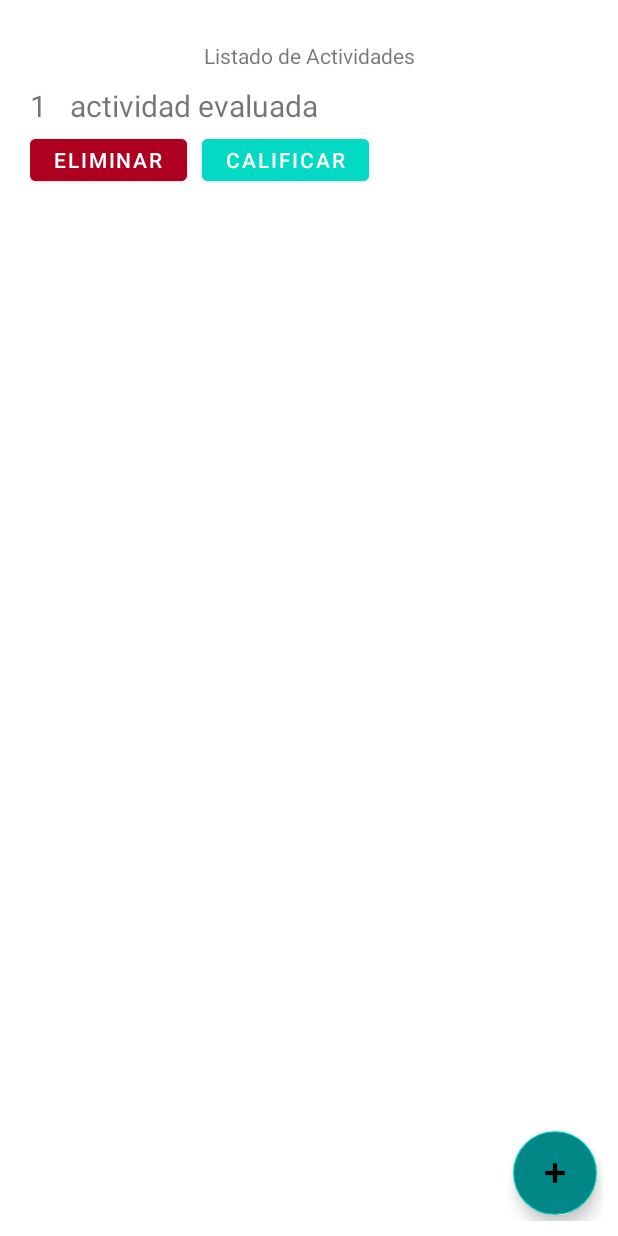
After one commit to salvadorGon/ControlDeNota2021, an Android app: the ListaActividades screen opened directly, with no data from a screen before it, on a phone screen of 412 x 824 dp. The commit adds this screen. Run offline under Robolectric (Android 15) with nearby library versions, the phone set to English and light mode, and no system bars; our stand-ins replace Room's generated code; Roboto replaces fonts that are not available here.

Commit message:
agrega actividades, pero falta vincular

```diff
--- /dev/null
+++ b/app/src/main/java/com/example/controldenotas/Adaptador/ActividadAdapter.java
@@ -0,0 +1,110 @@
+package com.example.controldenotas.Adaptador;
+
+import android.content.Context;
+import android.content.Intent;
+import android.view.LayoutInflater;
+import android.view.View;
+import android.view.ViewGroup;
+import android.widget.Button;
+import android.widget.TextView;
+import android.widget.Toast;
+
+import androidx.annotation.NonNull;
+import androidx.recyclerview.widget.RecyclerView;
+
+import com.example.controldenotas.CalificandoAlumno;
+import com.example.controldenotas.Dao.ActividadDao;
+import com.example.controldenotas.Login;
+import com.example.controldenotas.Models.Actividad;
+import com.example.controldenotas.ListaActividades;
+import com.example.controldenotas.R;
+
+import java.util.List;
+
+public class ActividadAdapter extends RecyclerView.Adapter<ActividadAdapter.ViewHolder> {
+    List<Actividad> actividad;
+    Context context;
+
+    ActividadDao dao;
+
+    //manipulacion de vista(xml)
+    public static class ViewHolder extends RecyclerView.ViewHolder  {
+        TextView txvId;
+        TextView txvMostrarNombre;
+
+        Button btnCalificar;
+        Button btnEliminar;
+
+        Context context;
+    public ViewHolder(View view, Context context) {
+
+            super(view);
+        txvId=(TextView) view.findViewById(R.id.txvIdActividad);
+        txvMostrarNombre=(TextView) view.findViewById(R.id.txvMostrarNombreActividad);
+        btnCalificar=(Button) view.findViewById(R.id.btnCalificar);
+        btnEliminar=(Button) view.findViewById(R.id.btnEliminar);
+
+             this.context=context;
+    }}
+
+    //constructor del adaptador
+    public ActividadAdapter(List<Actividad> actividad, Context context, ActividadDao dao){
+        this.context=context;
+        this.actividad=actividad;
+        this.dao=dao;
+    }
+
+    //configuraciones
+    @NonNull
+    @Override
+    public ViewHolder onCreateViewHolder(@NonNull ViewGroup parent, int viewType) {
+        View v= LayoutInflater.from(parent.getContext()).inflate(R.layout.item_actividad,parent,false);
+        ViewHolder vh=new ViewHolder(v,context);
+
+        return vh;
+    }
+
+    @Override
+    public void onBindViewHolder(@NonNull ViewHolder holder, int position) {
+        Actividad actividadmodel=actividad.get(position);
+        holder.txvId.setText(""+actividadmodel.getIdActividad());
+        holder.txvMostrarNombre.setText(actividadmodel.getNombre());
+
+
+
+        //boton eliminar
+        holder.btnEliminar.setOnClickListener(new View.OnClickListener() {
+            @Override
+            public void onClick(View v) {
+                dao.delete(actividadmodel);
+
+                actividad=dao.getAll();
+
+                notifyDataSetChanged();
+
+                Toast.makeText(context.getApplicationContext(),"Actividad eliminada",Toast.LENGTH_SHORT).show();
+            }
+        });
+
+        holder.btnCalificar.setOnClickListener(new View.OnClickListener() {
+            @Override
+            public void onClick(View view) {
+                Intent intent = new Intent(context, Login.class);
+                intent.putExtra("estado",1);
+                //intent.putExtra("actividad",actividadmodel);
+                view.getContext().startActivity(intent);
+
+            }
+        });
+
+    }
+
+    @Override
+    public int getItemCount() {
+        return actividad.size();
+    }
+
+
+
+
+}
--- a/app/src/main/java/com/example/controldenotas/Dao/ActividadDao.java
+++ b/app/src/main/java/com/example/controldenotas/Dao/ActividadDao.java
@@ -14,7 +14,7 @@ import java.util.List;
 public interface ActividadDao {
 
     @Query("SELECT * FROM Actividad")
-    public List<Actividad> getAl();
+    public List<Actividad> getAll();
 
     @Query("SELECT * FROM Actividad WHERE idActividad = :id")
     public Actividad get(int id);
--- a/app/src/main/java/com/example/controldenotas/DaoImp/ActividadDaoImpRoom.java
+++ b/app/src/main/java/com/example/controldenotas/DaoImp/ActividadDaoImpRoom.java
@@ -20,8 +20,8 @@ public class ActividadDaoImpRoom implements ActividadDao {
         dao = db.actividadDao();
     }
     @Override
-    public List<Actividad> getAl() {
-        return dao.getAl();
+    public List<Actividad> getAll() {
+        return dao.getAll();
     }
 
     @Override
--- /dev/null
+++ b/app/src/main/java/com/example/controldenotas/ListaActividades.java
@@ -0,0 +1,66 @@
+package com.example.controldenotas;
+
+import androidx.appcompat.app.AppCompatActivity;
+import androidx.recyclerview.widget.LinearLayoutManager;
+import androidx.recyclerview.widget.RecyclerView;
+
+import android.content.Intent;
+import android.os.Bundle;
+import android.view.View;
+
+import com.example.controldenotas.Adaptador.ActividadAdapter;
+import com.example.controldenotas.Dao.ActividadDao;
+import com.example.controldenotas.DaoImp.ActividadDaoImpRoom;
+import com.example.controldenotas.Models.Actividad;
+import com.google.android.material.floatingactionbutton.FloatingActionButton;
+
+import java.util.ArrayList;
+import java.util.List;
+
+public class ListaActividades extends AppCompatActivity {
+    FloatingActionButton btnNuevaActividad;
+    RecyclerView rvactividad;
+
+    List<Actividad> actividades;
+
+    ActividadDao dao;
+
+    @Override
+    protected void onCreate(Bundle savedInstanceState) {
+        super.onCreate(savedInstanceState);
+        setContentView(R.layout.activity_listaactividades);
+        dao=new ActividadDaoImpRoom(getApplicationContext());
+
+        //instancias a componentes graficos
+        this.btnNuevaActividad=(FloatingActionButton) findViewById(R.id.btnNuevaActividad);
+        this.rvactividad=(RecyclerView) findViewById(R.id.rvActividades);
+
+        //mandamos a llamar nuevo contacto
+        Intent intent=new Intent(this, AgregarActividades.class);
+
+        //eventos
+        this.btnNuevaActividad.setOnClickListener(new View.OnClickListener() {
+            @Override
+            public void onClick(View view) {
+                startActivity(intent);
+            }
+        });
+
+        //cargando datos de actividades
+        this.cargarDatos();
+
+        //configurando recyclerview
+        //instancia del adaptador
+        ActividadAdapter adapter=new ActividadAdapter(this.actividades, getApplicationContext(), dao);
+
+        rvactividad.setLayoutManager(new LinearLayoutManager(this));
+
+        //config del adaptador
+        rvactividad.setAdapter(adapter);
+    }
+
+    void  cargarDatos(){
+        actividades=new ArrayList<Actividad>();
+        actividades=dao.getAll();
+    }
+}
--- /dev/null
+++ b/app/src/main/res/layout/activity_listaactividades.xml
@@ -0,0 +1,40 @@
+<?xml version="1.0" encoding="utf-8"?>
+<androidx.constraintlayout.widget.ConstraintLayout xmlns:android="http://schemas.android.com/apk/res/android"
+    xmlns:app="http://schemas.android.com/apk/res-auto"
+    xmlns:tools="http://schemas.android.com/tools"
+    android:layout_width="match_parent"
+    android:layout_height="match_parent"
+    tools:context=".ListaActividades"
+    android:padding="10dp">
+
+    <TextView
+        android:id="@+id/textView"
+        android:layout_width="match_parent"
+        android:layout_height="wrap_content"
+        android:text="Listado de Actividades"
+        app:layout_constraintBottom_toBottomOf="parent"
+        app:layout_constraintRight_toRightOf="parent"
+        app:layout_constraintTop_toTopOf="parent"
+        app:layout_constraintVertical_bias="0.022"
+        android:textAlignment="center"/>
+
+    <androidx.recyclerview.widget.RecyclerView
+        android:id="@+id/rvActividades"
+        android:layout_width="match_parent"
+        android:layout_height="500dp"
+        app:layout_constraintTop_toBottomOf="@+id/textView"
+        tools:layout_editor_absoluteX="0dp" />
+
+    <com.google.android.material.floatingactionbutton.FloatingActionButton
+        android:id="@+id/btnNuevaActividad"
+        android:layout_width="wrap_content"
+        android:layout_height="wrap_content"
+        android:layout_marginEnd="4dp"
+        android:layout_marginBottom="4dp"
+        android:clickable="true"
+        android:backgroundTint="@color/teal_700"
+        app:layout_constraintBottom_toBottomOf="parent"
+        app:layout_constraintEnd_toEndOf="parent"
+        app:srcCompat="@android:drawable/ic_input_add" />
+
+</androidx.constraintlayout.widget.ConstraintLayout>
--- a/app/src/main/res/layout/activity_principal.xml
+++ b/app/src/main/res/layout/activity_principal.xml
@@ -5,7 +5,7 @@
     android:layout_width="match_parent"
     android:layout_height="match_parent"
     android:background="#1F7FBC"
-    tools:context=".Principal.Principal">
+    tools:context=".Principal">
 
     <ImageView
         android:id="@+id/imageView5"
--- /dev/null
+++ b/app/src/main/res/layout/item_actividad.xml
@@ -0,0 +1,65 @@
+<?xml version="1.0" encoding="utf-8"?>
+<androidx.constraintlayout.widget.ConstraintLayout xmlns:android="http://schemas.android.com/apk/res/android"
+    xmlns:app="http://schemas.android.com/apk/res-auto"
+    xmlns:tools="http://schemas.android.com/tools"
+    android:layout_width="match_parent"
+    android:layout_height="wrap_content">
+
+    <LinearLayout
+        android:layout_width="match_parent"
+        android:layout_height="wrap_content"
+        android:layout_margin="10dp"
+        android:layout_marginTop="40dp"
+        android:orientation="vertical"
+        app:layout_constraintTop_toTopOf="parent"
+        tools:layout_editor_absoluteX="9dp">
+
+        <LinearLayout
+            android:layout_width="match_parent"
+            android:layout_height="30dp"
+            android:orientation="horizontal">
+
+            <TextView
+                android:id="@+id/txvIdActividad"
+                android:layout_width="wrap_content"
+                android:layout_height="wrap_content"
+                android:layout_marginEnd="15dp"
+                android:layout_weight="0"
+                android:text="ID"
+                android:textSize="20dp" />
+
+            <TextView
+                android:id="@+id/txvMostrarNombreActividad"
+                android:layout_width="213dp"
+                android:layout_height="wrap_content"
+                android:layout_weight="1"
+                android:text="Nombre Actividad"
+                android:textSize="20dp" />
+
+        </LinearLayout>
+
+        <LinearLayout
+            android:layout_width="match_parent"
+            android:layout_height="40dp"
+            android:orientation="horizontal">
+
+            <Button
+            android:id="@+id/btnEliminar"
+            android:layout_width="wrap_content"
+            android:layout_height="wrap_content"
+            android:layout_weight="0"
+            android:backgroundTint="@color/design_default_color_error"
+            android:text="Eliminar" />
+
+            <Button
+                android:id="@+id/btnCalificar"
+                android:layout_width="wrap_content"
+                android:layout_height="wrap_content"
+                android:layout_marginLeft="10dp"
+                android:layout_weight="0"
+                android:backgroundTint="@color/teal_200"
+                android:text="Calificar" />
+
+    </LinearLayout>
+</LinearLayout>
+</androidx.constraintlayout.widget.ConstraintLayout>
```
Also changed, not shown: app/src/main/AndroidManifest.xml (+10 -1 lines), app/src/main/java/com/example/controldenotas/Adaptador/AlumnoAdapter.java (added, +73 -0 lines), app/src/main/java/com/example/controldenotas/AgregarActividades.java (added, +64 -0 lines), app/src/main/java/com/example/controldenotas/CalificandoAlumno.java (added, +46 -0 lines), app/src/main/java/com/example/controldenotas/Login.java (+14 -0 lines), app/src/main/java/com/example/controldenotas/Principal.java (added, +18 -0 lines), app/src/main/java/com/example/controldenotas/Principal/Principal.java (deleted, +0 -29 lines), app/src/main/res/layout/activity_agregar_actividades.xml (added, +18 -0 lines), app/src/main/res/layout/activity_calificandoalumno.xml (added, +28 -0 lines), app/src/main/res/layout/item_calificandoalumno.xml (added, +55 -0 lines).
